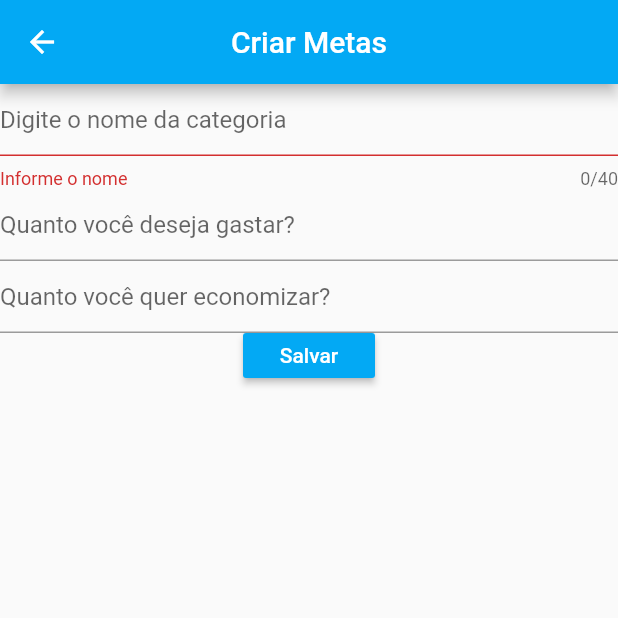
After one commit to Dsr68/DSRDinheiro, a Flutter app: the OrcamentoPage screen opened directly, after a tap on "Salvar", on a phone screen of 412 x 824 dp, the top half of it. The commit adds this screen. Run offline on Flutter 3.47's test engine with Material 2 defaults, Android fonts, the phone set to English and light mode, and no system bars; our stand-ins replace sqflite; accounts and stored records are empty.

Commit message:
Formulário da classe OrcamentoPage terminado

```diff
--- a/dsrdinheiro/lib/pages/home_page.dart
+++ b/dsrdinheiro/lib/pages/home_page.dart
@@ -1,4 +1,5 @@
 import "package:flutter/material.dart";
+import "package:dsrdinheiro/pages/orcamento_page.dart";
 
 class HomePage extends StatefulWidget {
   @override
@@ -30,7 +31,10 @@ class _HomePageState extends State<HomePage> {
                 ),
               ),
             ),
-            onTap: () {},
+            onTap: () {
+              Navigator.push(context,
+                  MaterialPageRoute(builder: (context) => OrcamentoPage()));
+            },
           ),
           GestureDetector(
             child: Card(
--- /dev/null
+++ b/dsrdinheiro/lib/pages/orcamento_page.dart
@@ -0,0 +1,89 @@
+import "package:flutter/material.dart";
+
+class OrcamentoPage extends StatefulWidget {
+  @override
+  _OrcamentoPageState createState() => _OrcamentoPageState();
+}
+
+class _OrcamentoPageState extends State<OrcamentoPage> {
+  final _formKey = GlobalKey<FormState>();
+  bool _validador = false;
+  String categoria, valor, meta;
+
+  String _validarCategoria(String value) {
+    String Pattern = r'(^[a-zA-Z]*$)';
+    RegExp regExp = new RegExp(Pattern);
+    if (value.length == 0) {
+      return "Informe o nome";
+    } else if (!regExp.hasMatch(value)) {
+      return "O nome deve conter caracteres de a-z ou de A-Z";
+    } else {
+      return null;
+    }
+  }
+
+  _salvar() {
+    if (_formKey.currentState.validate()) {
+      _formKey.currentState.save();
+
+      print("categoria: $categoria");
+      print("valor: $valor");
+    } else {
+      setState(() {
+        _validador = true;
+      });
+    }
+  }
+
+  Widget _campos() {
+    return Column(
+      children: <Widget>[
+        TextFormField(
+          decoration: InputDecoration(hintText: "Digite o nome da categoria"),
+          maxLength: 40,
+          validator: _validarCategoria,
+          onSaved: (String val) {
+            categoria = val;
+          },
+        ),
+        TextFormField(
+          decoration: InputDecoration(hintText: "Quanto você deseja gastar?"),
+          keyboardType: TextInputType.number,
+          onSaved: (String val) {
+            valor = val;
+          },
+        ),
+        TextFormField(
+          decoration: InputDecoration(hintText: "Quanto você quer economizar?"),
+          keyboardType: TextInputType.number,
+          onSaved: (String val) {
+            meta = val;
+          },
+        ),
+        SizedBox(
+          height: 30.0,
+          child: RaisedButton(
+            color: Colors.lightBlue,
+            onPressed: _salvar,
+            child: Text(
+              "Salvar",
+              style: TextStyle(color: Colors.white),
+            ),
+          ),
+        )
+      ],
+    );
+  }
+
+  @override
+  Widget build(BuildContext context) {
+    return Scaffold(
+      appBar: AppBar(
+        backgroundColor: Colors.lightBlue,
+        title: Text("Criar Metas"),
+        centerTitle: true,
+      ),
+      body: Form(key: _formKey, autovalidate: _validador, child: _campos()),
+    );
+  }
+}
```
